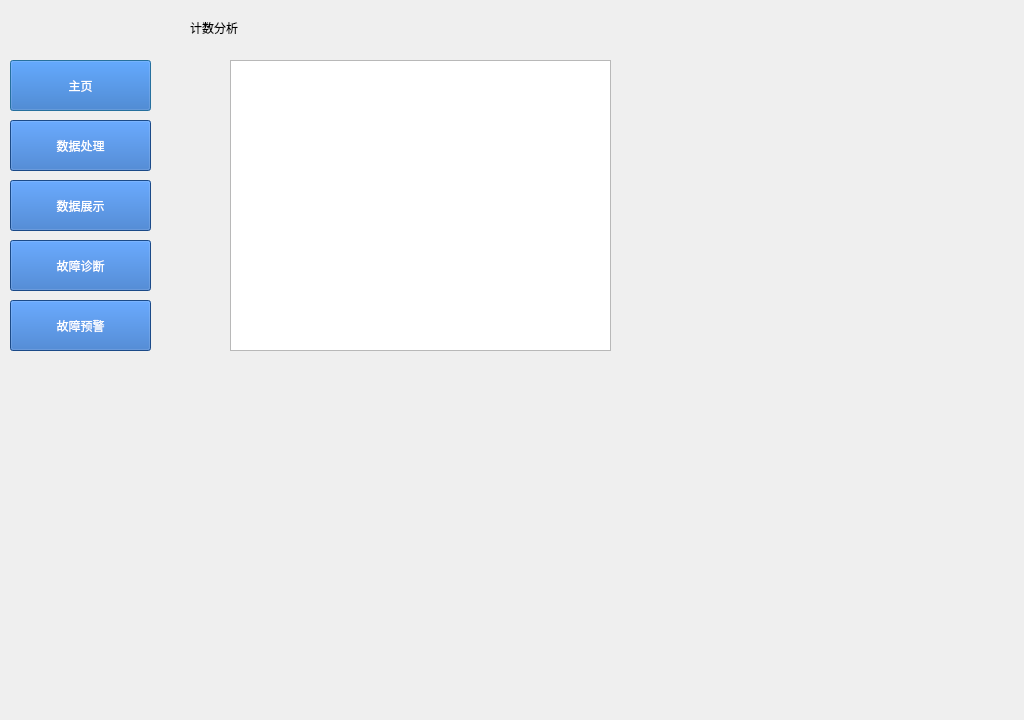
Qt form v4.ui (VictorHuu/ChargeSecurityProtection) before a commit.
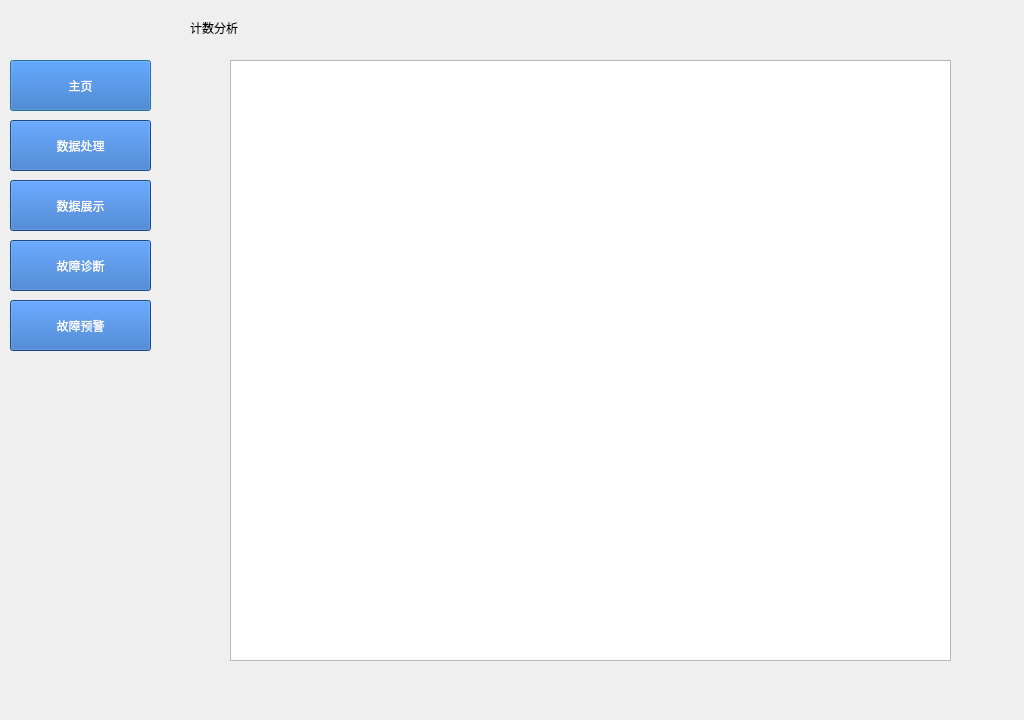
The same form after that commit. The open tabs and pages were chosen to show the change.

What changed in the file:
```diff
--- a/v4.ui
+++ b/v4.ui
@@ -101,8 +101,8 @@
       <rect>
        <x>70</x>
        <y>60</y>
-       <width>381</width>
-       <height>291</height>
+       <width>721</width>
+       <height>601</height>
       </rect>
      </property>
     </widget>
```
Left out of the diff: 2 changed lines with no effect on the pictures.
